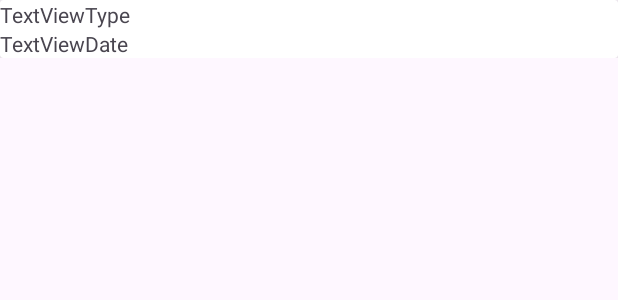
After one commit to Venom-0ff/FitChallenge, an Android app: the layout recycler_workout_item.xml on its own in the app's theme, with its tools: preview values and no code run, on a phone screen of 412 x 824 dp. The commit adds this screen. Shown: the top 300 px of the screen. Run offline under Robolectric (Android 15) with nearby library versions, the phone set to English and light mode, and no system bars.

Commit message:
Created basic Workout activity to display past workouts and add new ones.

```diff
--- a/app/build.gradle.kts
+++ b/app/build.gradle.kts
@@ -1,6 +1,7 @@
 plugins {
     id("com.android.application")
     id("org.jetbrains.kotlin.android")
+    id("com.google.gms.google-services")
 }
 
 android {
--- a/app/src/main/AndroidManifest.xml
+++ b/app/src/main/AndroidManifest.xml
@@ -13,6 +13,9 @@
         android:supportsRtl="true"
         android:theme="@style/Theme.FitChallenge"
         tools:targetApi="31">
+        <activity
+            android:name=".WorkoutActivity"
+            android:exported="false" />
         <activity
             android:name=".RegisterActivity"
             android:exported="false" />
--- /dev/null
+++ b/app/src/main/java/com/workoutwizards/fitchallenge/model/WorkoutItem.kt
@@ -0,0 +1,6 @@
+package com.workoutwizards.fitchallenge.model
+
+data class WorkoutItem(
+    var type: String,
+    var date_time: String,
+)
--- /dev/null
+++ b/app/src/main/res/layout/recycler_workout_item.xml
@@ -0,0 +1,34 @@
+<?xml version="1.0" encoding="utf-8"?>
+<androidx.constraintlayout.widget.ConstraintLayout xmlns:android="http://schemas.android.com/apk/res/android"
+    xmlns:app="http://schemas.android.com/apk/res-auto"
+    android:layout_width="match_parent"
+    android:layout_height="wrap_content">
+
+    <androidx.cardview.widget.CardView
+        android:layout_width="match_parent"
+        android:layout_height="wrap_content"
+        app:layout_constraintBottom_toBottomOf="parent"
+        app:layout_constraintEnd_toEndOf="parent"
+        app:layout_constraintStart_toStartOf="parent"
+        app:layout_constraintTop_toTopOf="parent">
+
+        <LinearLayout
+            android:layout_width="match_parent"
+            android:layout_height="match_parent"
+            android:orientation="vertical">
+
+            <TextView
+                android:id="@+id/textViewTypeWorkout"
+                android:layout_width="wrap_content"
+                android:layout_height="wrap_content"
+                android:text="TextViewType" />
+
+            <TextView
+                android:id="@+id/textViewDateTimeWorkout"
+                android:layout_width="wrap_content"
+                android:layout_height="wrap_content"
+                android:text="TextViewDate" />
+        </LinearLayout>
+
+    </androidx.cardview.widget.CardView>
+</androidx.constraintlayout.widget.ConstraintLayout>
--- a/app/src/main/res/values/strings.xml
+++ b/app/src/main/res/values/strings.xml
@@ -14,4 +14,9 @@
     <string name="logged_out">You are now logged out</string>
     <string name="no_account">Do not have an account? Register</string>
     <string name="here">Here</string>
+    <string name="choose_date_and_time">Choose Date and Time</string>
+    <string-array name="workout_types">
+        <item>Cardio</item>
+        <item>Sets &amp; Reps</item>
+    </string-array>
 </resources>
```
Also changed, not shown: app/src/main/java/com/workoutwizards/fitchallenge/WorkoutActivity.kt (added, +127 -0 lines), app/src/main/java/com/workoutwizards/fitchallenge/WorkoutRecyclerAdapter.kt (added, +65 -0 lines), app/src/main/res/layout/activity_workout.xml (added, +30 -0 lines), app/src/main/res/layout/dialog_add_workout_item.xml (added, +22 -0 lines).
